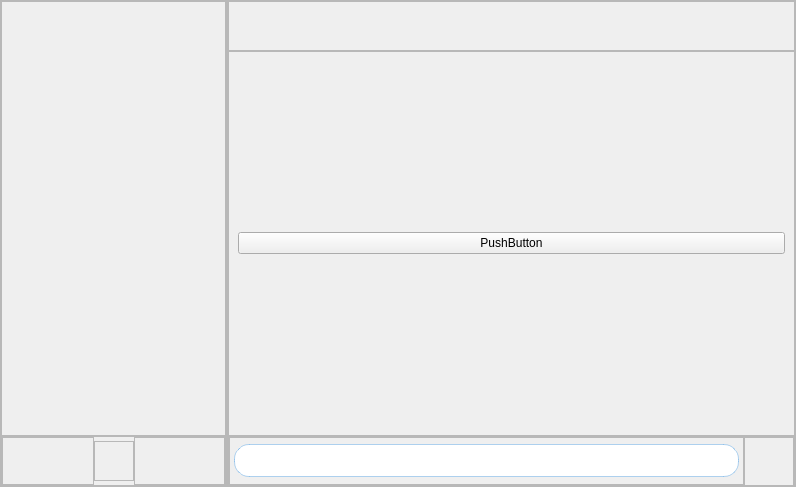
First picture: the form in mainwindow.ui, repository benzidane027/EmailsApp, before the edit.
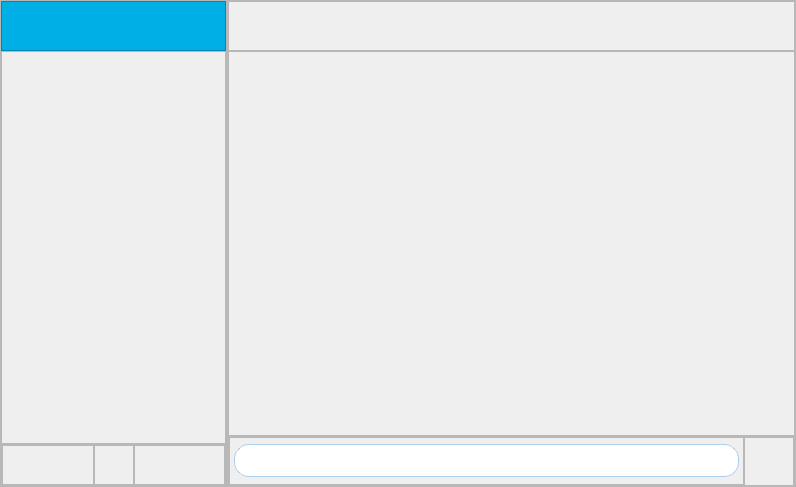
Second picture: the form after the edit. Icons and pictures are not drawn.

```diff
--- a/mainwindow.ui
+++ b/mainwindow.ui
@@ -133,8 +133,47 @@
            <property name="bottomMargin">
             <number>0</number>
            </property>
+           <item>
+            <widget class="QFrame" name="frame_13">
+             <property name="sizePolicy">
+              <sizepolicy hsizetype="Preferred" vsizetype="Preferred">
+               <horstretch>0</horstretch>
+               <verstretch>1</verstretch>
+              </sizepolicy>
+             </property>
+             <property name="minimumSize">
+              <size>
+               <width>0</width>
+               <height>40</height>
+              </size>
+             </property>
+             <property name="maximumSize">
+              <size>
+               <width>16777215</width>
+               <height>50</height>
+              </size>
+             </property>
+             <property name="styleSheet">
+              <string notr="true">background-color:#00afe5;
+</string>
+             </property>
+             <property name="frameShape">
+              <enum>QFrame::StyledPanel</enum>
+             </property>
+             <property name="frameShadow">
+              <enum>QFrame::Raised</enum>
+             </property>
+             <layout class="QHBoxLayout" name="horizontalLayout_21"/>
+            </widget>
+           </item>
            <item>
             <widget class="QFrame" name="frame_3">
+             <property name="sizePolicy">
+              <sizepolicy hsizetype="Preferred" vsizetype="Preferred">
+               <horstretch>0</horstretch>
+               <verstretch>3</verstretch>
+              </sizepolicy>
+             </property>
              <property name="frameShape">
               <enum>QFrame::StyledPanel</enum>
              </property>
@@ -334,15 +373,7 @@
              <property name="frameShadow">
               <enum>QFrame::Raised</enum>
              </property>
-             <layout class="QHBoxLayout" name="horizontalLayout_16">
-              <item>
-               <widget class="QPushButton" name="pushButton_9">
-                <property name="text">
-                 <string>PushButton</string>
-                </property>
-               </widget>
-              </item>
-             </layout>
+             <layout class="QHBoxLayout" name="horizontalLayout_16"/>
             </widget>
            </item>
            <item>
```
